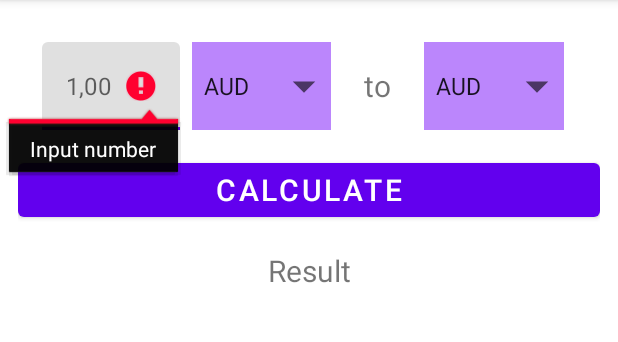
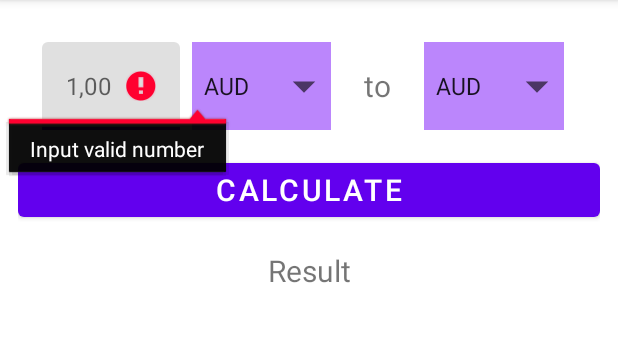
Before and after one commit to kovaccc/CurrencyConverter, an Android app: the screen it shows after launch (MainActivity), after a tap on "CALCULATE", on a phone screen of 412 x 824 dp, the part 84-426 px from its top. Run offline under Robolectric (Android 15) with nearby library versions, the phone set to English and light mode, and no system bars.

Commit message:
stable version, do final check

```diff
--- a/app/src/main/java/com/example/currencyconverter/CurrencyViewModel.kt
+++ b/app/src/main/java/com/example/currencyconverter/CurrencyViewModel.kt
@@ -68,8 +68,8 @@ class CurrencyViewModel(private val currencyClient: CurrencyClient) : ViewModel(
 
             //calculation
             //HNB in Croatia doesn't allow directly converting from euro to usd for example you need to convert it to HRK first
-            val nationalValue = value * currencyFrom?.unitValue!! * currencyFrom.buyingRate!! // bank buying convertFrom value from you that is why buyingRate
-            val result = nationalValue / currencyTo?.unitValue!! / currencyTo.sellingRate!! // bank selling convertTO value from you that is why sellingRate
+            val nationalValue = value * (currencyFrom?.buyingRate!! / currencyFrom.unitValue!!) // bank buying convertFrom value from you that is why buyingRate, dividing with unitValue to find value for 1
+            val result = nationalValue / (currencyTo?.sellingRate!! / currencyTo.unitValue!!) // bank selling convertTO value from you that is why sellingRate
             _currentResultMLD.value = result
 
         }
--- a/app/src/main/java/com/example/currencyconverter/MainActivity.kt
+++ b/app/src/main/java/com/example/currencyconverter/MainActivity.kt
@@ -56,8 +56,8 @@ class MainActivity : AppCompatActivity() {
 
 
         btnCalculate.setOnClickListener {
-            if(etValueFrom.text?.isEmpty()!!) {
-                etValueFrom.error = getString(R.string.error_number_needed)
+            if(etValueFrom.text?.isEmpty()!! || etValueFrom.text?.length!! > 14) { // if number is bigger than double type can store
+                etValueFrom.error = getString(R.string.error_valid_number)
             }
             else {
                 currencyViewModel.calculateCurrency(spinnerConvertFrom.selectedItem.toString(), spinnerConvertTo.selectedItem.toString(), etValueFrom.text.toString().toDouble())
--- a/app/src/main/java/com/example/currencyconverter/module/AppModuls.kt
+++ b/app/src/main/java/com/example/currencyconverter/module/AppModuls.kt
@@ -1,7 +1,6 @@
 package com.example.currencyconverter.module
 
 
-import android.app.Application
 import com.example.currencyconverter.APIService
 import com.example.currencyconverter.CurrencyClient
 import com.example.currencyconverter.CurrencyViewModel
--- a/app/src/main/res/layout/spinner_dropdown_item.xml
+++ b/app/src/main/res/layout/spinner_dropdown_item.xml
@@ -4,7 +4,7 @@
     style="?android:attr/spinnerDropDownItemStyle"
     android:singleLine="true"
     android:layout_width="match_parent"
-    android:background="@color/gray"
+    android:background="@color/purple_500"
     android:layout_height="?android:attr/listPreferredItemHeight"
     android:ellipsize="marquee"
     android:textColor="@android:color/white"/>
```
Also changed, not shown: app/build.gradle (+2 -8 lines), app/src/main/res/values/strings.xml (+1 -15 lines).
